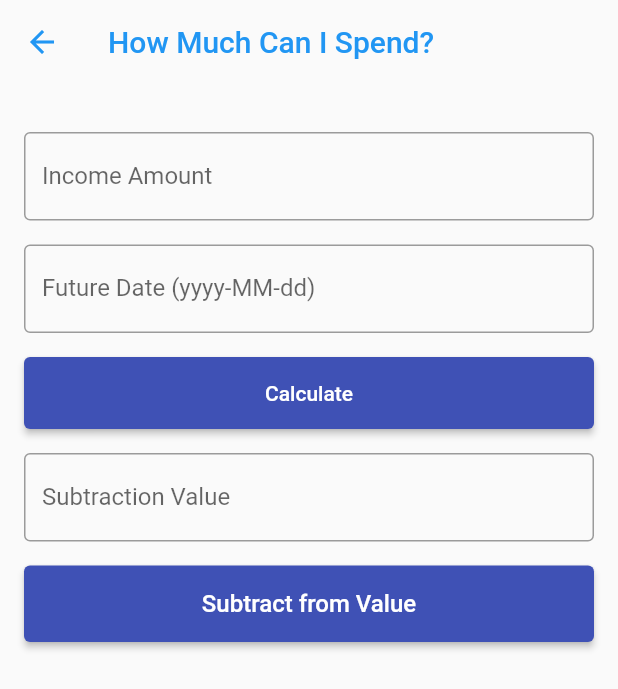
After one commit to ulascancmgl/expenser, a Flutter app: the screen it shows after launch, after a tap on "How much to spend daily", on a phone screen of 412 x 824 dp. The commit adds this screen. Shown: the top 689 px of the screen. Run offline on Flutter 3.47's test engine with Material 2 defaults, Android fonts, the phone set to English and light mode, and no system bars; our stand-ins replace flutter_local_notifications, permission_handler, shared_preferences, syncfusion_flutter_charts.

Commit message:
added how much i can spend daily page

```diff
--- /dev/null
+++ b/lib/how_much_spend.dart
@@ -0,0 +1,333 @@
+import 'package:flutter/material.dart';
+import 'package:intl/intl.dart';
+import 'package:shared_preferences/shared_preferences.dart';
+import 'package:flutter_local_notifications/flutter_local_notifications.dart';
+import 'package:permission_handler/permission_handler.dart';
+
+class HowMuchToSpend extends StatefulWidget {
+  @override
+  _HowMuchToSpendState createState() => _HowMuchToSpendState();
+}
+
+class _HowMuchToSpendState extends State<HowMuchToSpend> {
+  TextEditingController incomeController = TextEditingController();
+  TextEditingController futureDateController = TextEditingController();
+  TextEditingController subtractValueController = TextEditingController();
+  int remainingDays = 0;
+  double dailyExpense = 0.0;
+  FlutterLocalNotificationsPlugin flutterLocalNotificationsPlugin =
+      FlutterLocalNotificationsPlugin();
+  late AndroidNotificationChannel channel;
+  bool notificationPermissionGranted = false;
+  bool showNotificationButton = true;
+
+  @override
+  void initState() {
+    super.initState();
+    loadSavedData();
+    initializeNotifications();
+  }
+
+  @override
+  void dispose() {
+    incomeController.dispose();
+    futureDateController.dispose();
+    subtractValueController.dispose();
+    super.dispose();
+  }
+
+  Future<void> loadSavedData() async {
+    SharedPreferences prefs = await SharedPreferences.getInstance();
+    setState(() {
+      incomeController.text = prefs.getDouble('income')?.toString() ?? '';
+      futureDateController.text = prefs.getString('futureDate') ?? '';
+      remainingDays = prefs.getInt('remainingDays') ?? 0;
+      dailyExpense = prefs.getDouble('dailyExpense') ?? 0.0;
+    });
+  }
+
+  Future<void> saveData() async {
+    SharedPreferences prefs = await SharedPreferences.getInstance();
+    double income = double.parse(incomeController.text);
+    DateTime futureDate =
+        DateFormat('yyyy-MM-dd').parse(futureDateController.text);
+    DateTime currentDate = DateTime.now();
+    int daysRemaining = futureDate.difference(currentDate).inDays;
+    double expense = income / daysRemaining;
+    await prefs.setDouble('income', income);
+    await prefs.setString('futureDate', futureDateController.text);
+    await prefs.setInt('remainingDays', daysRemaining);
+    await prefs.setDouble('dailyExpense', expense);
+
+    await prefs.setString('lastUpdatedDate',
+        DateFormat('yyyy-MM-dd HH:mm:ss').format(currentDate));
+
+    setState(() {
+      remainingDays = daysRemaining;
+      dailyExpense = expense;
+    });
+  }
+
+  Future<void> selectDate() async {
+    final DateTime? selectedDate = await showDatePicker(
+      context: context,
+      initialDate: DateTime.now(),
+      firstDate: DateTime.now(),
+      lastDate: DateTime(2030),
+    );
+
+    if (selectedDate != null) {
+      setState(() {
+        futureDateController.text =
+            DateFormat('yyyy-MM-dd').format(selectedDate);
+      });
+    }
+  }
+
+  Future<void> resetData() async {
+    SharedPreferences prefs = await SharedPreferences.getInstance();
+    prefs.remove('income');
+    prefs.remove('futureDate');
+    prefs.remove('remainingDays');
+    prefs.remove('dailyExpense');
+
+    setState(() {
+      incomeController.text = '';
+      futureDateController.text = '';
+      remainingDays = 0;
+      dailyExpense = 0.0;
+    });
+  }
+
+  void subtractValue() {
+    double income = double.parse(incomeController.text);
+    double subtractValue = double.parse(subtractValueController.text);
+    double updatedIncome = income - subtractValue;
+    incomeController.text = updatedIncome.toString();
+    calculateExpense();
+
+    saveData();
+
+    saveSubtractedValue(updatedIncome, DateTime.now());
+  }
+
+  Future<void> saveSubtractedValue(double value, DateTime date) async {
+    SharedPreferences prefs = await SharedPreferences.getInstance();
+
+    double subtractedValue = double.parse(subtractValueController.text);
+    String subtractedDate = DateFormat('yyyy-MM-dd HH:mm:ss').format(date);
+
+    List<String>? previousValues = prefs.getStringList('subtractedValues');
+
+    List<String> updatedValues = [];
+    if (previousValues != null) {
+      updatedValues.addAll(previousValues);
+    }
+    updatedValues.add('$subtractedValue;$subtractedDate');
+
+    await prefs.setStringList('subtractedValues', updatedValues);
+  }
+
+  Future<void> initializeNotifications() async {
+    channel = const AndroidNotificationChannel(
+      'reminder_channel',
+      'Reminder Channel',
+      description: 'Channel for daily reminders',
+      importance: Importance.high,
+    );
+
+    await flutterLocalNotificationsPlugin
+        .resolvePlatformSpecificImplementation<
+            AndroidFlutterLocalNotificationsPlugin>()
+        ?.createNotificationChannel(channel);
+
+    await requestNotificationPermission();
+
+    var initializationSettingsAndroid =
+        AndroidInitializationSettings('@mipmap/ic_launcher');
+    var initializationSettings =
+        InitializationSettings(android: initializationSettingsAndroid);
+
+    await flutterLocalNotificationsPlugin.initialize(initializationSettings);
+  }
+
+  Future<void> requestNotificationPermission() async {
+    final status = await Permission.notification.request();
+    notificationPermissionGranted = status.isGranted;
+    if (notificationPermissionGranted) {
+      setState(() {
+        showNotificationButton = false;
+      });
+    }
+  }
+
+  Future<void> showDailyNotification() async {
+    const AndroidNotificationDetails androidPlatformChannelSpecifics =
+        AndroidNotificationDetails(
+      'channel_id',
+      'channel_name',
+      channelShowBadge: true,
+      importance: Importance.max,
+      priority: Priority.high,
+    );
+    var platformChannelSpecifics =
+        NotificationDetails(android: androidPlatformChannelSpecifics);
+
+    await flutterLocalNotificationsPlugin.show(
+      0,
+      'Daily Notification',
+      'A notification redirected to this page!',
+      platformChannelSpecifics,
+      payload: 'notification',
+    );
+  }
+
+  void showNotificationRequest() async {
+    if (notificationPermissionGranted) {
+      showDailyNotification();
+    } else {
+      await requestNotificationPermission();
+    }
+  }
+
+  void calculateExpense() {
+    saveData();
+  }
+
+  @override
+  Widget build(BuildContext context) {
+    return Scaffold(
+      appBar: AppBar(
+        backgroundColor: Colors.transparent,
+        elevation: 0,
+        leading: IconButton(
+          icon: Icon(
+            Icons.arrow_back,
+            color: Colors.blue,
+          ),
+          onPressed: () {
+            Navigator.pop(context);
+          },
+        ),
+        title: Text(
+          "How Much Can I Spend?",
+          style: TextStyle(
+            color: Colors.blue,
+          ),
+        ),
+      ),
+      body: SingleChildScrollView(
+        child: Padding(
+          padding: const EdgeInsets.all(16.0),
+          child: Column(
+            crossAxisAlignment: CrossAxisAlignment.stretch,
+            children: [
+              SizedBox(height: 16.0),
+              TextField(
+                controller: incomeController,
+                keyboardType: TextInputType.number,
+                decoration: InputDecoration(
+                  labelText: 'Income Amount',
+                  border: OutlineInputBorder(),
+                ),
+              ),
+              SizedBox(height: 16.0),
+              GestureDetector(
+                onTap: selectDate,
+                child: AbsorbPointer(
+                  child: TextField(
+                    controller: futureDateController,
+                    keyboardType: TextInputType.datetime,
+                    decoration: InputDecoration(
+                      labelText: 'Future Date (yyyy-MM-dd)',
+                      border: OutlineInputBorder(),
+                    ),
+                  ),
+                ),
+              ),
+              SizedBox(height: 16.0),
+              ElevatedButton(
+                onPressed: calculateExpense,
+                child: Text('Calculate'),
+                style: ElevatedButton.styleFrom(
+                  backgroundColor: Colors.indigo,
+                  foregroundColor: Colors.white,
+                  padding: EdgeInsets.all(16.0),
+                ),
+              ),
+              SizedBox(height: 16.0),
+              TextField(
+                controller: subtractValueController,
+                keyboardType: TextInputType.number,
+                decoration: InputDecoration(
+                  labelText: 'Subtraction Value',
+                  border: OutlineInputBorder(),
+                ),
+              ),
+              SizedBox(height: 16.0),
+              ElevatedButton(
+                onPressed: subtractValue,
+                child: Text(
+                  'Subtract from Value',
+                  style: TextStyle(fontSize: 16.0),
+                ),
+                style: ElevatedButton.styleFrom(
+                  backgroundColor: Colors.indigo,
+                  foregroundColor: Colors.white,
+                  padding: EdgeInsets.symmetric(vertical: 16.0),
+                ),
+              ),
+              SizedBox(height: 32.0),
+              Visibility(
+                visible: remainingDays != 0,
+                child: Column(
+                  children: [
+                    Text(
+                      'Remaining Days: ${remainingDays != 0 ? remainingDays : ''}',
+                      style: TextStyle(fontSize: 18.0),
+                    ),
+                    SizedBox(height: 8.0),
+                    Visibility(
+                      visible: dailyExpense > 0,
+                      child: Text(
+                        'Daily Expense Amount: $dailyExpense',
+                        style: TextStyle(fontSize: 18.0),
+                      ),
+                    ),
+                    SizedBox(height: 16.0),
+                    ElevatedButton(
+                      onPressed: resetData,
+                      child: Text(
+                        'Reset',
+                        style: TextStyle(fontSize: 16.0),
+                      ),
+                      style: ElevatedButton.styleFrom(
+                        backgroundColor: Colors.indigo,
+                        foregroundColor: Colors.white,
+                        padding: EdgeInsets.all(16.0),
+                        minimumSize: Size(double.infinity, 0),
+                      ),
+                    ),
+                  ],
+                ),
+              ),
+              SizedBox(height: 16.0),
+              Visibility(
+                visible: showNotificationButton,
+                child: ElevatedButton(
+                  onPressed: showNotificationRequest,
+                  child: Text('Request Notification'),
+                  style: ElevatedButton.styleFrom(
+                    backgroundColor: Colors.indigo,
+                    foregroundColor: Colors.white,
+                    padding: EdgeInsets.all(16.0),
+                  ),
+                ),
+              ),
+            ],
+          ),
+        ),
+      ),
+    );
+  }
+}
--- a/lib/main.dart
+++ b/lib/main.dart
@@ -1,4 +1,5 @@
 import 'package:expenser/calculate_buy.dart';
+import 'package:expenser/how_much_spend.dart';
 import 'package:expenser/total_expense.dart';
 import 'package:flutter/material.dart';
 
@@ -86,6 +87,17 @@ class HomePage extends StatelessWidget {
                 Navigator.push(
                   context,
                   MaterialPageRoute(
+                    builder: (context) => HowMuchToSpend(),
+                  ),
+                );
+              },
+              child: Text('How much to spend daily'),
+            ),
+            ElevatedButton(
+              onPressed: () {
+                Navigator.push(
+                  context,
+                  MaterialPageRoute(
                     builder: (context) => CalcToBuyPage(),
                   ),
                 );
--- a/pubspec.yaml
+++ b/pubspec.yaml
@@ -40,6 +40,8 @@ dependencies:
   syncfusion_flutter_charts: ^21.2.5
   collection: ^1.15.0
   http: ^1.0.0
+  flutter_local_notifications: ^14.1.1
+  permission_handler: ^10.3.0
 
 dev_dependencies:
   flutter_test:
```
Also changed, not shown: pubspec.lock, 2 other files.
